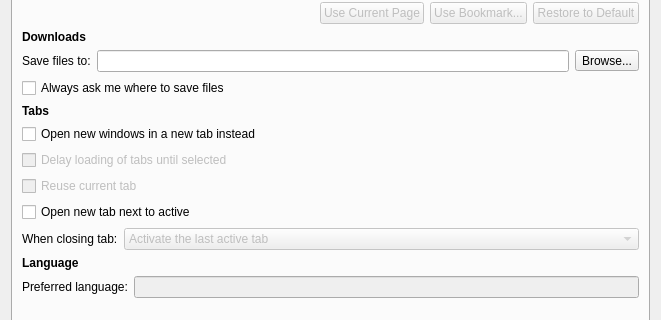
This is src/ui/PreferencesDialog.ui in OtterBrowser/otter-browser as Qt 5 draws it before an edit; both pictures show x 0 to 661 and y 120 to 440 of the 661 by 583 pixel window. The edited form follows.
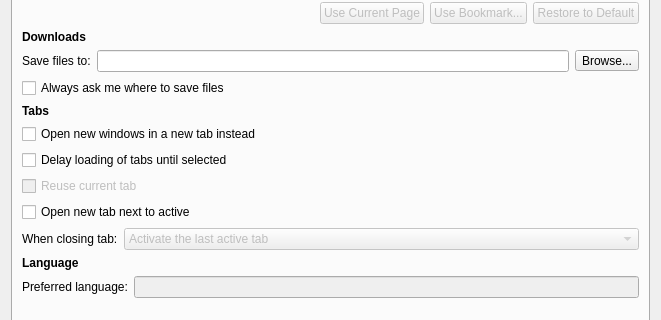
This is the edited form. Custom widgets are drawn as their Qt base class.

Commit message: Enable option in preferences dialog

```diff
--- a/src/ui/PreferencesDialog.ui
+++ b/src/ui/PreferencesDialog.ui
@@ -216,9 +216,6 @@
        </item>
        <item>
         <widget class="QCheckBox" name="delayTabsLoadingCheckBox">
-         <property name="enabled">
-          <bool>false</bool>
-         </property>
          <property name="text">
           <string>Delay loading of tabs until selected</string>
          </property>
```
The commit also changes 1 other file.
